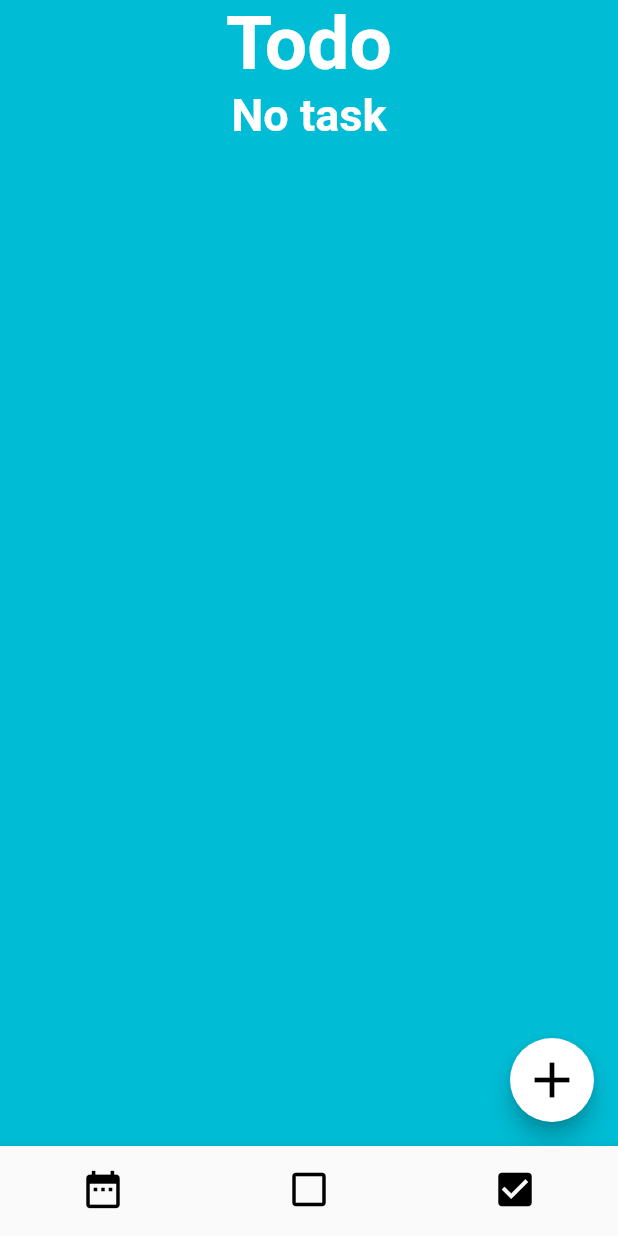
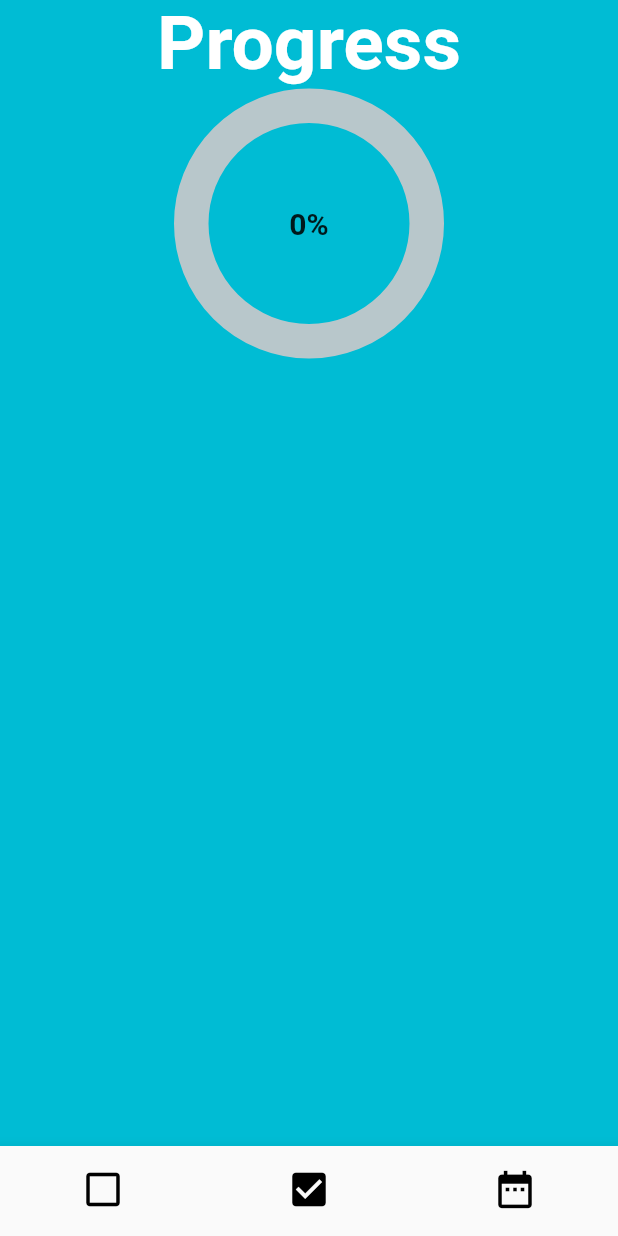
Before and after one commit to otouto3/flutter-todo-app, a Flutter app: the screen it shows after launch, swiped to page 2, on a phone screen of 412 x 824 dp. Run offline on Flutter 3.47's test engine with Material 2 defaults, Android fonts, the phone set to English and light mode, and no system bars; drawn by our look-alikes of percent_indicator; our stand-ins replace datetime_picker_formfield, sqflite, table_calendar; accounts and stored records are empty.

```diff
--- a/lib/main.dart
+++ b/lib/main.dart
@@ -51,14 +51,6 @@ class _MyHomePageState extends State<MyHomePage>
     return [
       BottomNavigationBarItem(
         icon: Icon(
-          Icons.date_range,
-          size: 30.0,
-          color: Colors.black,
-        ),
-        title: Text('Home'),
-      ),
-      BottomNavigationBarItem(
-        icon: Icon(
           Icons.check_box_outline_blank,
           size: 30.0,
           color: Colors.black,
@@ -72,6 +64,14 @@ class _MyHomePageState extends State<MyHomePage>
           color: Colors.black,
         ),
         title: Text('check box'),
+      ),
+      BottomNavigationBarItem(
+        icon: Icon(
+          Icons.date_range,
+          size: 30.0,
+          color: Colors.black,
+        ),
+        title: Text('Home'),
       ),
     ];
   }
@@ -109,9 +109,9 @@ class _MyHomePageState extends State<MyHomePage>
         },
         // ページ下部のナビゲーションメニューに相当する各ページビュー。後述
         children: [
-          CalendarScreen(),
           TasksScreen(),
           DoneTasksScreen(),
+          CalendarScreen(),
         ],
       ),
       // ページ下部のナビゲーションメニュー
```
